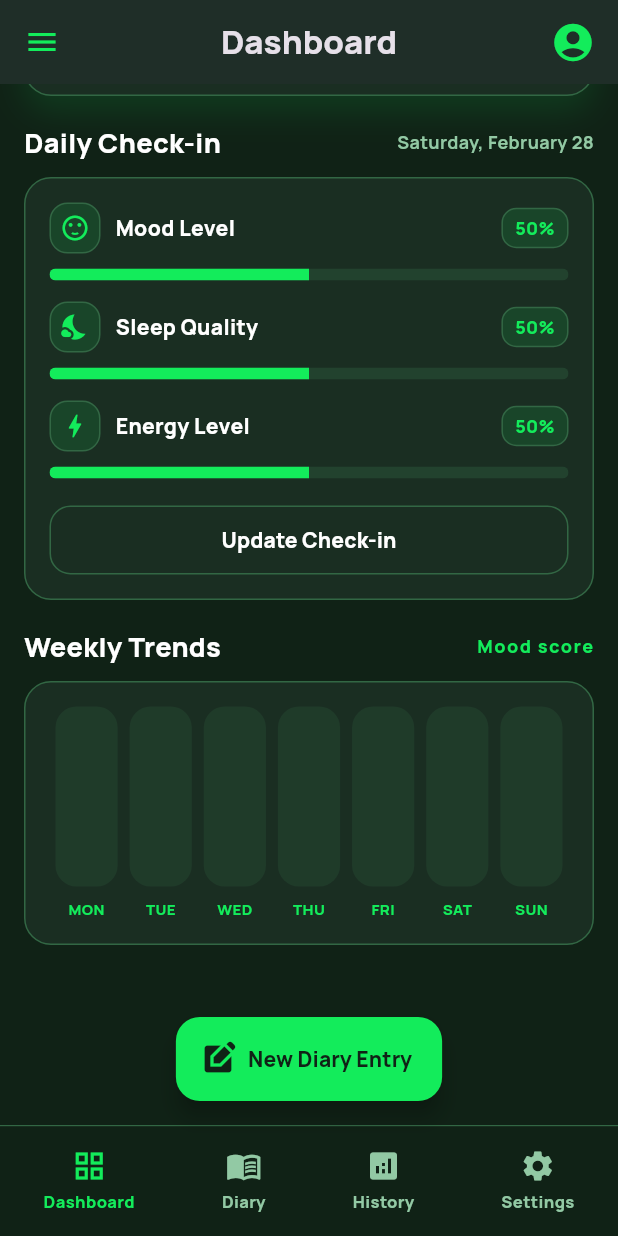
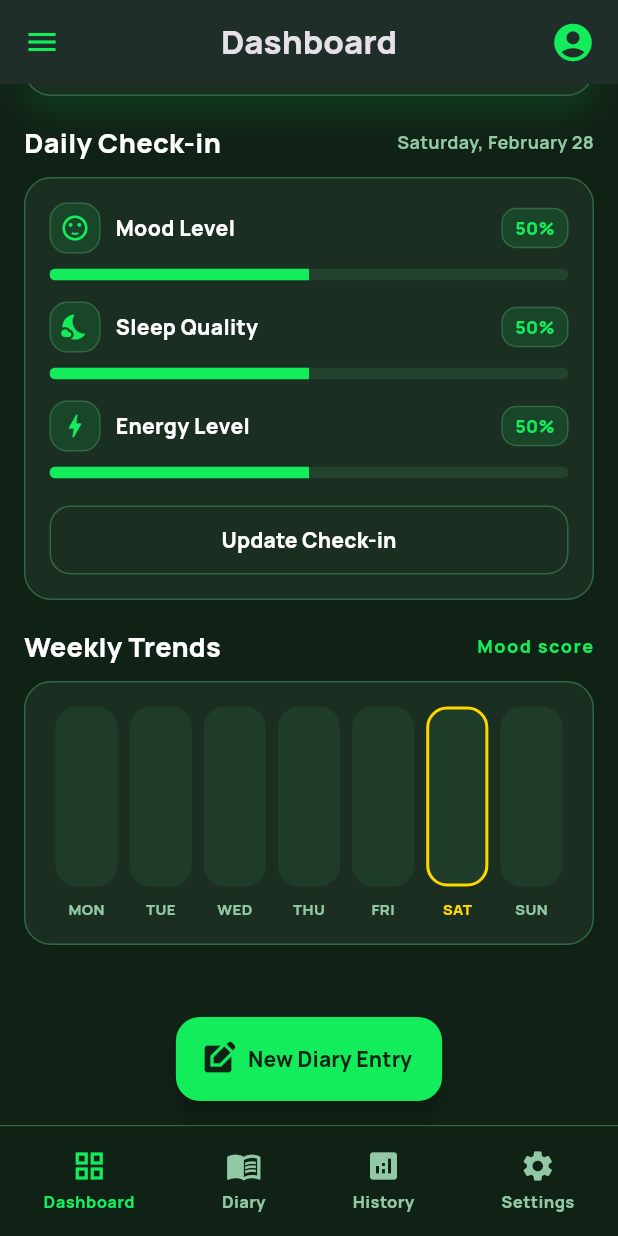
Before and after one commit to abasovaayann/internship_app, a Flutter app: the DashboardPage screen opened by its route, scrolled down 178 dp, on a phone screen of 412 x 824 dp. Run offline on Flutter 3.47's test engine with Material 3 defaults, Android fonts, the phone set to English and light mode, and no system bars; our stand-ins replace go_router, google_fonts, sqflite, sqflite_common_ffi_web; accounts and stored records are empty.

Commit message:
Enhance dashboard trends visualization: highlight today's data and improve diary entry editing with a dedicated button; add test data seeding functionality in settings

```diff
--- a/lib/features/dashboard/dashboard_page.dart
+++ b/lib/features/dashboard/dashboard_page.dart
@@ -462,6 +462,7 @@ class _DashboardPageState extends State<DashboardPage> {
                       'SAT',
                       'SUN',
                     ],
+                    todayIndex: DateTime.now().weekday - 1,
                   ),
                 ],
               ),
@@ -657,14 +658,20 @@ class _MetricRow extends StatelessWidget {
 }
 
 class _TrendsCard extends StatelessWidget {
-  const _TrendsCard({required this.values, required this.labels});
+  const _TrendsCard({
+    required this.values,
+    required this.labels,
+    required this.todayIndex,
+  });
   final List<double> values; // 0..1
   final List<String> labels;
+  final int todayIndex; // 0 = Monday, 6 = Sunday
 
   static const primary = Color(0xFF13EC5B);
   static const surfaceDark = Color(0xFF1A2E22);
   static const borderGreen = Color(0xFF326744);
   static const textMuted = Color(0xFF92C9A4);
+  static const highlightColor = Color(0xFFFFD700); // Gold for today
 
   @override
   Widget build(BuildContext context) {
@@ -680,7 +687,7 @@ class _TrendsCard extends StatelessWidget {
       child: Row(
         crossAxisAlignment: CrossAxisAlignment.end,
         children: List.generate(values.length, (i) {
-          final isBest = values[i] == values.reduce((a, b) => a > b ? a : b);
+          final isToday = i == todayIndex;
           final h = (values[i].clamp(0.0, 1.0)) * maxH;
 
           return Expanded(
@@ -694,13 +701,16 @@ class _TrendsCard extends StatelessWidget {
                     decoration: BoxDecoration(
                       color: borderGreen.withOpacity(0.22),
                       borderRadius: BorderRadius.circular(14),
+                      border: isToday
+                          ? Border.all(color: highlightColor, width: 2)
+                          : null,
                     ),
                     alignment: Alignment.bottomCenter,
                     child: AnimatedContainer(
                       duration: const Duration(milliseconds: 300),
                       height: h,
                       decoration: BoxDecoration(
-                        color: isBest ? primary : primary.withOpacity(0.45),
+                        color: isToday ? primary : primary.withOpacity(0.45),
                         borderRadius: BorderRadius.circular(14),
                       ),
                     ),
@@ -709,7 +719,7 @@ class _TrendsCard extends StatelessWidget {
                   Text(
                     labels[i],
                     style: TextStyle(
-                      color: isBest ? primary : textMuted,
+                      color: isToday ? highlightColor : textMuted,
                       fontWeight: FontWeight.w900,
                       fontSize: 10,
                     ),
--- a/lib/repositories/diary_repository.dart
+++ b/lib/repositories/diary_repository.dart
@@ -30,13 +30,14 @@ class DiaryRepository {
     required int userId,
     required String title,
     required String content,
+    DateTime? createdAt,
   }) async {
     final db = await _database.db;
     await db.insert('diary_entries', {
       'user_id': userId,
       'title': title.trim().isEmpty ? 'Untitled' : title.trim(),
       'content': content.trim(),
-      'created_at': DateTime.now().toIso8601String(),
+      'created_at': (createdAt ?? DateTime.now()).toIso8601String(),
     });
   }
 
```
Also changed, not shown: lib/features/diary/diary_page.dart (+5 -10 lines), lib/features/settings/settings_page.dart (+104 -0 lines).
